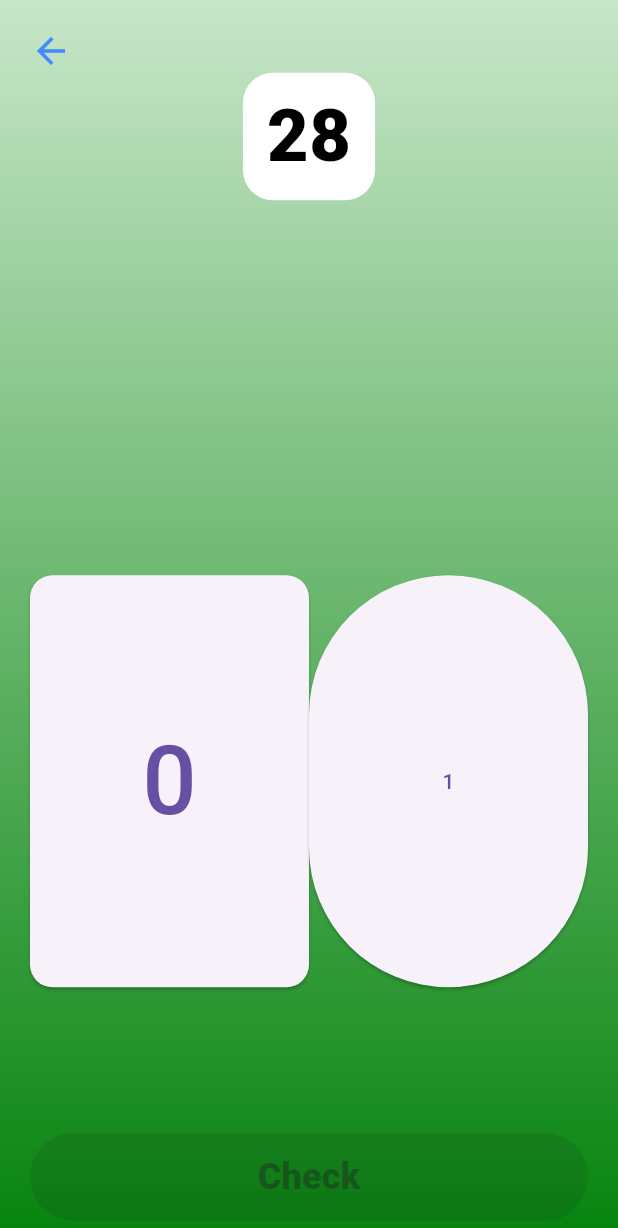
After one commit to aarontrini1/Learning-Binary, a Flutter app: the PracticePage screen opened by its route, after a tap on "Decimal to Binary", on a phone screen of 412 x 824 dp. The commit adds this screen. Shown: the top 1228 px of the screen. Run offline on Flutter 3.47's test engine with Material 3 defaults, Android fonts, the light colour scheme and no system bars; our stand-ins replace google_fonts.

Commit message:
Added DecToBin page and TODOs

```diff
--- a/lib/main.dart
+++ b/lib/main.dart
@@ -5,6 +5,7 @@
 import 'package:learningbinary/pages/learning/learningMain.dart';
 import 'package:learningbinary/pages/practice/binaryToDecimal.dart';
 import 'package:learningbinary/pages/practice/binaryToText.dart';
+import 'package:learningbinary/pages/practice/decimalToBinary.dart';
 import 'package:learningbinary/pages/practice/practiceMain.dart';
 import 'package:google_fonts/google_fonts.dart';
 
@@ -52,6 +53,9 @@
           case "practicebinarytotext":
             page = BinaryToTextPage();
             break;
+          case "practicedecimaltobinary":
+            page = DecimalToBinaryPage();
+            break;
           default:
             throw Exception("Unknown route used: ${settings.name}");
         }
--- /dev/null
+++ b/lib/pages/practice/decimalToBinary.dart
@@ -0,0 +1,326 @@
+import 'package:flutter/material.dart';
+import 'dart:math';
+import 'package:google_fonts/google_fonts.dart';
+
+import 'package:flutter/services.dart';
+
+class DecimalToBinaryPage extends StatefulWidget {
+  const DecimalToBinaryPage({super.key});
+
+  @override
+  State<DecimalToBinaryPage> createState() => _DecimalToBinaryPageState();
+}
+
+class _DecimalToBinaryPageState extends State<DecimalToBinaryPage> {
+  int? currentNumber;
+  String? userInput;
+  final TextEditingController _answerController = TextEditingController();
+  bool? isCorrect;
+  bool showFeedback = false;
+
+  @override
+  void initState() {
+    super.initState();
+    currentNumber = getNumber();
+    _answerController.addListener(() {
+      setState(() {});
+    });
+  }
+
+  @override
+  void dispose() {
+    _answerController.dispose();
+    super.dispose();
+  }
+
+  void checkAnswer() {
+    setState(() {
+      isCorrect = (int.parse(_answerController.text) == currentNumber);
+      showFeedback = true;
+    });
+  }
+
+  void nextQuestion() {
+    setState(() {
+      isCorrect = null;
+      showFeedback = false;
+      currentNumber = getNumber();
+      _answerController.clear();
+    });
+  }
+
+  int getNumber() {
+    return Random().nextInt(256);
+  }
+
+  String getBinaryNumber(num) {
+    return num.toRadixString(2);
+  }
+
+  Widget _buildFeedbackPanel() {
+    return Container(
+      width: double.infinity,
+      height: 200,
+      color: Colors.black,
+      padding: EdgeInsets.symmetric(horizontal: 10),
+      child: Column(
+        mainAxisSize: MainAxisSize.min,
+        crossAxisAlignment: CrossAxisAlignment.start,
+        children: [
+          SizedBox(height: 10),
+          Row(
+            children: [
+              Image.asset(
+                isCorrect ?? false
+                    ? 'assets/check_mark.png'
+                    : 'assets/incorrect_mark.png',
+                height: 28,
+                width: 28,
+              ),
+              SizedBox(width: 5),
+              Text(
+                isCorrect ?? false ? "Correct! " : "Incorrect",
+                style: GoogleFonts.caveatBrush(
+                  color: isCorrect ?? false ? Colors.green : Colors.red,
+                  fontSize: 30,
+                ),
+              ),
+            ],
+          ),
+          if (isCorrect == false)
+            Text(
+              "Correct Answer:",
+              style: GoogleFonts.caveatBrush(color: Colors.red, fontSize: 24),
+            ),
+          if (isCorrect == false)
+            Text(
+              "$currentNumber",
+              style: TextStyle(
+                color: Colors.red,
+                fontSize: 18,
+                fontWeight: FontWeight.w600,
+              ),
+            ),
+          SizedBox(height: 10),
+          Spacer(flex: 1),
+          ConstrainedBox(
+            constraints: BoxConstraints.tightFor(
+              height: 50,
+              width: MediaQuery.of(context).size.width,
+            ),
+            child: ElevatedButton(
+              onPressed: () => nextQuestion(),
+              style: ElevatedButton.styleFrom(backgroundColor: Colors.green),
+              child: Text(
+                "CONTINUE",
+                style: TextStyle(
+                  color: Colors.black,
+                  fontWeight: FontWeight.w900,
+                  fontSize: 18,
+                ),
+              ),
+            ),
+          ),
+          SizedBox(height: 20),
+        ],
+      ),
+    );
+  }
+
+  Widget _buildDigitBoxes(i) {
+    String text = _answerController.text;
+    return Row(
+      mainAxisAlignment: MainAxisAlignment.center,
+      children: [
+        Container(
+          margin: EdgeInsets.symmetric(horizontal: 2),
+          width: MediaQuery.of(context).size.width / 10,
+          height: 50,
+          decoration: BoxDecoration(
+            color: Colors.white,
+            borderRadius: BorderRadius.circular(8),
+            border: Border.all(
+              color: showFeedback
+                  ? (isCorrect ?? false ? Colors.green : Colors.red)
+                  : Colors.grey,
+              width: 2,
+            ),
+          ),
+          child: Center(
+            child: Text(
+              _answerController.text[i],
+              style: TextStyle(fontSize: 24),
+            ),
+          ),
+        ),
+      ],
+    );
+  }
+
+  @override
+  Widget build(BuildContext context) {
+    return Scaffold(
+      body: Stack(
+        children: [
+          Positioned.fill(
+            child: Container(
+              decoration: BoxDecoration(
+                gradient: LinearGradient(
+                  begin: Alignment.topCenter,
+                  end: Alignment.bottomCenter,
+                  colors: [
+                    // Light colour on top and dark on bottom
+                    Colors.green.shade100,
+                    const Color.fromARGB(255, 6, 132, 14),
+                  ],
+                ),
+              ),
+            ),
+          ),
+          Center(
+            child: SafeArea(
+              child: Padding(
+                padding: const EdgeInsets.symmetric(horizontal: 20),
+                child: Column(
+                  mainAxisAlignment: MainAxisAlignment.center,
+                  children: [
+                    Spacer(flex: 1),
+                    Container(
+                      padding: EdgeInsets.symmetric(
+                        horizontal: 16,
+                        vertical: 8,
+                      ),
+                      decoration: BoxDecoration(
+                        color: Colors.white,
+                        borderRadius: BorderRadius.circular(20),
+                      ),
+                      child: Text(
+                        "$currentNumber",
+                        style: TextStyle(
+                          fontSize: 48,
+                          color: Colors.black,
+                          fontWeight: FontWeight.w900,
+                          backgroundColor: Colors.white,
+                        ),
+                      ),
+                    ),
+                    SizedBox(height: 250),
+                    SizedBox(
+                      // height: 60,
+                      width: double.infinity,
+                      child: Stack(
+                        alignment: Alignment.center,
+                        children: [
+                          Row(
+                            mainAxisAlignment: MainAxisAlignment.center,
+                            children: [
+                              for (
+                                int i = 0;
+                                i < _answerController.text.length;
+                                i++
+                              )
+                                _buildDigitBoxes(i),
+                            ],
+                          ),
+                          // TODO: Add a backspace above the numbers row
+                          // TODO: Add onPressed for below btns to show typed Binary numbers on screen similar to TextField in BinToDec and BinToText
+                          // FIx displays according to D
+                          Row(
+                            crossAxisAlignment: CrossAxisAlignment.end,
+                            textBaseline: TextBaseline.alphabetic,
+                            children: [
+                              Expanded(
+                                child: ElevatedButton(
+                                  style: ElevatedButton.styleFrom(
+                                    minimumSize: Size(
+                                      MediaQuery.of(context).size.width / 3,
+                                      MediaQuery.of(context).size.height / 3,
+                                    ),
+                                    shape: RoundedRectangleBorder(borderRadius: BorderRadius.circular(15.0))
+                                  ),
+                                  onPressed: () {},
+                                  child: Text("0", style: TextStyle(fontSize: 64)),
+                                ),
+                              ),
+
+                              Expanded(
+                                child: ElevatedButton(
+                                  style: ElevatedButton.styleFrom(
+                                    minimumSize: Size(
+                                      MediaQuery.of(context).size.width / 3,
+                                      MediaQuery.of(context).size.height / 3,
+                                    ),
+                                  ),
+                                  onPressed: () {},
+                                  child: Text("1"),
+                                ),
+                              ),
+
+                              // SizedBox(width: 10, height: 10),
+                            ],
+                          ),
+                        ],
+                      ),
+                    ),
+                    Spacer(flex: 2),
+                    ElevatedButton(
+                      onPressed: _answerController.text.length < 1
+                          ? null
+                          : checkAnswer,
+
+                      style: ElevatedButton.styleFrom(
+                        minimumSize: Size(
+                          double.infinity,
+                          MediaQuery.sizeOf(context).width / 7,
+                        ),
+                      ),
+                      child: Text(
+                        'Check',
+                        style: TextStyle(
+                          fontSize: 24,
+                          fontWeight: FontWeight.w900,
+                        ),
+                      ),
+                    ),
+                    SizedBox(height: 10),
+                  ],
+                ),
+              ),
+            ),
+          ),
+
+          // Back button
+          Positioned(
+            top: 0,
+            left: 0,
+            child: SafeArea(
+              child: Padding(
+                padding: const EdgeInsets.all(10),
+                child: IconButton(
+                  icon: const Icon(Icons.arrow_back, size: 28),
+                  color: Colors.blueAccent,
+                  onPressed: () {
+                    FocusScope.of(context).unfocus();
+                    Future.delayed(Duration(milliseconds: 250), () {
+                      Navigator.of(context).pop();
+                    });
+                  },
+                ),
+              ),
+            ),
+          ),
+
+          // Feedback panel
+          if (showFeedback)
+            Positioned(
+              bottom: showFeedback == false ? -200 : 0,
+              left: 0,
+              right: 0,
+              height: isCorrect ?? false ? 150 : 200,
+              child: _buildFeedbackPanel(),
+            ),
+        ],
+      ),
+    );
+  }
+}
--- a/lib/pages/practice/practiceMain.dart
+++ b/lib/pages/practice/practiceMain.dart
@@ -16,6 +16,10 @@
 
   void _navigateToPracticeBinaryToText(BuildContext context) {
     Navigator.of(context).pushNamed("practicebinarytotext");
+  }
+
+  void _navigateToPracticeDecimalToBinary(BuildContext context) {
+    Navigator.of(context).pushNamed("practicedecimaltobinary");
   }
 
   @override
@@ -87,6 +91,27 @@
                       ),
                     ),
                   ),
+                  const SizedBox(height: 20),
+                  ElevatedButton(
+                    key: const Key('decimalToBinary'),
+                    style: ElevatedButton.styleFrom(
+                      backgroundColor: Colors.white,
+                      foregroundColor: Colors.blue.shade800,
+                      shape: RoundedRectangleBorder(
+                        borderRadius: BorderRadius.circular(10),
+                      ),
+                      minimumSize: const Size(double.infinity, 100),
+                      elevation: 8,
+                    ),
+                    onPressed: () => _navigateToPracticeDecimalToBinary(context), // Setup Nav here
+                    child: const Text(
+                      'Decimal to Binary',
+                      style: TextStyle(
+                        fontSize: 30,
+                        fontWeight: FontWeight.bold,
+                      ),
+                    ),
+                  ),
                 ],
               ),
             ),
```
